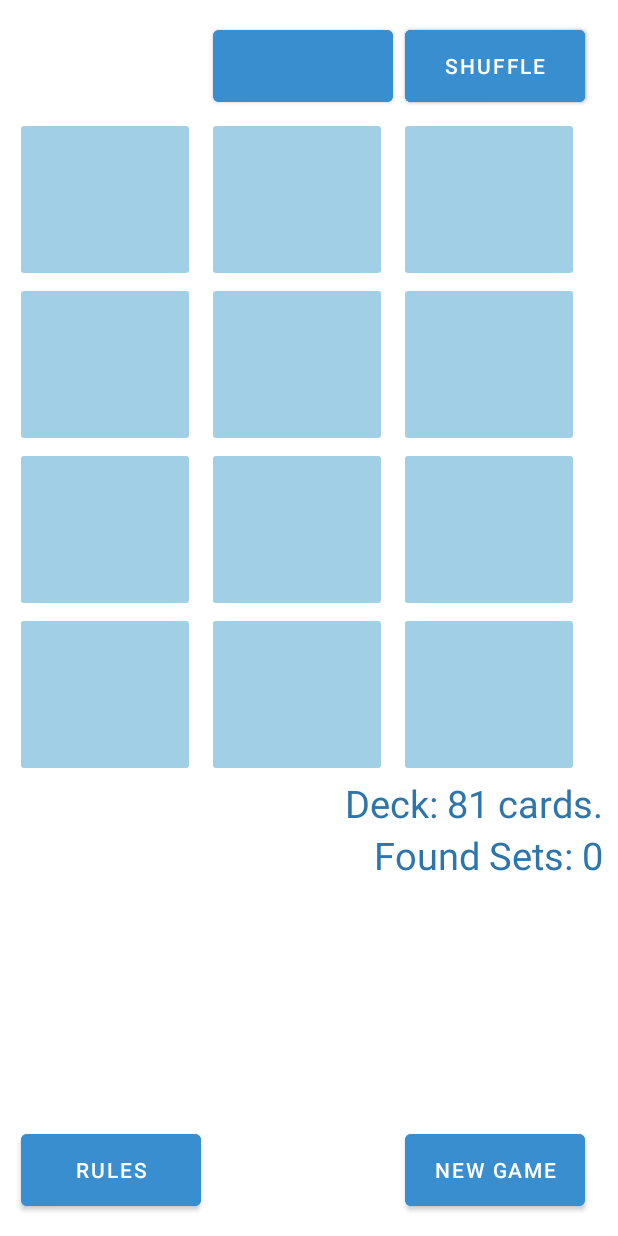
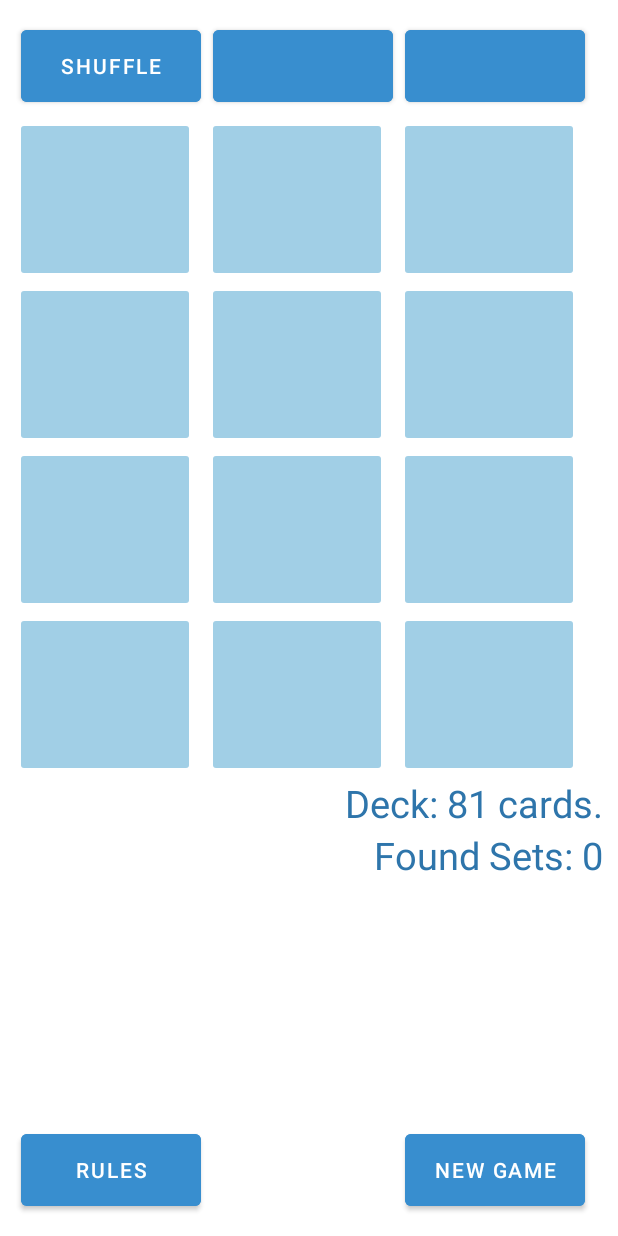
Before and after one commit to lissumi/Set, an Android app: the layout activity_game.xml on its own in the app's theme, with its tools: preview values and no code run, on a phone screen of 412 x 824 dp. Run offline under Robolectric (Android 15) with nearby library versions, the phone set to English and light mode, and no system bars.

Commit message:
added method setSizes and changed position of shuffle button

```diff
--- a/app/src/main/java/com/example/set/GameActivity.java
+++ b/app/src/main/java/com/example/set/GameActivity.java
@@ -14,6 +14,7 @@ import android.content.res.ColorStateList;
 import android.os.Bundle;
 
 import android.os.Handler;
+import android.util.DisplayMetrics;
 import android.view.View;
 import android.widget.Button;
 import android.widget.ImageButton;
@@ -44,7 +45,16 @@ public class GameActivity extends AppCompatActivity {
     protected void onCreate(Bundle savedInstanceState) {
         super.onCreate(savedInstanceState);
         setContentView(R.layout.activity_game);
+        setSizes();
         newGame();
+    }
+
+    private void setSizes() {
+        DisplayMetrics displayMetrics = new DisplayMetrics();
+        getWindowManager().getDefaultDisplay().getMetrics(displayMetrics);
+        int height = displayMetrics.heightPixels;
+        int width = displayMetrics.widthPixels;
+
     }
 
     private void newGame() {
--- a/app/src/main/res/layout/activity_game.xml
+++ b/app/src/main/res/layout/activity_game.xml
@@ -10,42 +10,42 @@
     >
 
 
-
-
     <Button
         android:id="@+id/buttonCheckSet"
         android:layout_width="120dp"
         android:layout_height="60dp"
-        android:layout_margin="4dp"
         android:layout_row="0"
         android:layout_column="1"
         android:layout_gravity="top"
+        android:layout_margin="4dp"
         android:backgroundTint="@color/buttons"
-        android:onClick="onCheckSetClick" />
+        android:onClick="onCheckSetClick"
+        tools:ignore="SpeakableTextPresentCheck" />
+
     <Button
         android:id="@+id/buttonHint"
         android:layout_width="120dp"
         android:layout_height="60dp"
-        android:layout_margin="4dp"
         android:layout_row="0"
         android:layout_column="2"
         android:layout_gravity="top"
+        android:layout_margin="4dp"
         android:backgroundTint="@color/buttons"
         android:onClick="onHintClick"
-        />
+        tools:ignore="DuplicateClickableBoundsCheck,SpeakableTextPresentCheck" />
 
     <Button
         android:id="@+id/buttonShuffle"
         android:layout_width="120dp"
         android:layout_height="60dp"
+        android:layout_row="0"
+        android:layout_column="0"
+        android:layout_gravity="top"
         android:layout_margin="4dp"
-        android:layout_row="0"
-        android:layout_column="2"
-        android:layout_gravity="top"
+        android:backgroundTint="@color/buttons"
+        android:onClick="onShuffleClick"
         android:text="@string/shuffle"
-        android:backgroundTint="@color/buttons"
-        android:onClick="onShuffleClick"/>
-
+        tools:ignore="TextContrastCheck" />
 
 
     <ImageButton
@@ -54,44 +54,50 @@
         android:layout_height="110dp"
         android:layout_row="1"
         android:layout_column="0"
+        android:layout_gravity="top"
+        android:backgroundTint="@color/ImageButtonShadow"
         android:contentDescription="@null"
-        android:layout_gravity="top"
+        android:onClick="onImageButton1Click"
         android:scaleType="fitXY"
-        android:onClick="onImageButton1Click"
-        android:backgroundTint="@color/ImageButtonShadow"
-        />
+        tools:ignore="ImageContrastCheck,SpeakableTextPresentCheck" />
+
     <ImageButton
         android:id="@+id/imageButton2"
         android:layout_width="120dp"
         android:layout_height="110dp"
         android:layout_row="1"
         android:layout_column="1"
+        android:layout_gravity="top"
+        android:backgroundTint="@color/ImageButtonShadow"
+        android:contentDescription="@null"
+        android:onClick="onImageButton2Click"
         android:scaleType="fitXY"
-        android:contentDescription="@null"
-        android:layout_gravity="top"
-        android:onClick="onImageButton2Click"
-        android:backgroundTint="@color/ImageButtonShadow"/>
+        tools:ignore="ImageContrastCheck,SpeakableTextPresentCheck" />
+
     <ImageButton
         android:id="@+id/imageButton3"
         android:layout_width="120dp"
         android:layout_height="110dp"
         android:layout_row="1"
         android:layout_column="2"
+        android:layout_gravity="top"
+        android:backgroundTint="@color/ImageButtonShadow"
+        android:contentDescription="@null"
+        android:onClick="onImageButton3Click"
         android:scaleType="fitXY"
-        android:contentDescription="@null"
-        android:layout_gravity="top"
-        android:onClick="onImageButton3Click"
-        android:backgroundTint="@color/ImageButtonShadow"/>
+        tools:ignore="ImageContrastCheck,SpeakableTextPresentCheck" />
+
     <ImageButton
         android:id="@+id/imageButton4"
         android:layout_width="120dp"
         android:layout_height="110dp"
         android:layout_row="2"
         android:layout_column="0"
-        android:scaleType="fitXY"
+        android:backgroundTint="@color/ImageButtonShadow"
         android:contentDescription="@null"
         android:onClick="onImageButton4Click"
-        android:backgroundTint="@color/ImageButtonShadow"/>
+        android:scaleType="fitXY"
+        tools:ignore="SpeakableTextPresentCheck,ImageContrastCheck" />
 
     <ImageButton
         android:id="@+id/imageButton5"
@@ -99,41 +105,48 @@
         android:layout_height="110dp"
         android:layout_row="2"
         android:layout_column="1"
+        android:layout_gravity="top"
+        android:backgroundTint="@color/ImageButtonShadow"
+        android:contentDescription="@null"
+        android:onClick="onImageButton5Click"
         android:scaleType="fitXY"
-        android:contentDescription="@null"
-        android:layout_gravity="top"
-        android:onClick="onImageButton5Click"
-        android:backgroundTint="@color/ImageButtonShadow"/>
+        tools:ignore="SpeakableTextPresentCheck,ImageContrastCheck" />
+
     <ImageButton
         android:id="@+id/imageButton6"
         android:layout_width="120dp"
         android:layout_height="110dp"
         android:layout_row="2"
         android:layout_column="2"
-        android:scaleType="fitXY"
+        android:backgroundTint="@color/ImageButtonShadow"
         android:contentDescription="@null"
         android:onClick="onImageButton6Click"
-        android:backgroundTint="@color/ImageButtonShadow"/>
+        android:scaleType="fitXY"
+        tools:ignore="ImageContrastCheck,SpeakableTextPresentCheck" />
+
     <ImageButton
         android:id="@+id/imageButton7"
         android:layout_width="120dp"
         android:layout_height="110dp"
         android:layout_row="3"
         android:layout_column="0"
-        android:scaleType="fitXY"
+        android:backgroundTint="@color/ImageButtonShadow"
         android:contentDescription="@null"
         android:onClick="onImageButton7Click"
-        android:backgroundTint="@color/ImageButtonShadow"/>
+        android:scaleType="fitXY"
+        tools:ignore="ImageContrastCheck,SpeakableTextPresentCheck" />
+
     <ImageButton
         android:id="@+id/imageButton8"
         android:layout_width="120dp"
         android:layout_height="110dp"
         android:layout_row="3"
         android:layout_column="1"
-        android:scaleType="fitXY"
+        android:backgroundTint="@color/ImageButtonShadow"
         android:contentDescription="@null"
         android:onClick="onImageButton8Click"
-        android:backgroundTint="@color/ImageButtonShadow"/>
+        android:scaleType="fitXY"
+        tools:ignore="SpeakableTextPresentCheck,ImageContrastCheck" />
 
     <ImageButton
         android:id="@+id/imageButton9"
@@ -141,40 +154,47 @@
         android:layout_height="110dp"
         android:layout_row="3"
         android:layout_column="2"
-        android:scaleType="fitXY"
+        android:backgroundTint="@color/ImageButtonShadow"
         android:contentDescription="@null"
         android:onClick="onImageButton9Click"
-        android:backgroundTint="@color/ImageButtonShadow"/>
+        android:scaleType="fitXY"
+        tools:ignore="SpeakableTextPresentCheck,ImageContrastCheck" />
+
     <ImageButton
         android:id="@+id/imageButton10"
         android:layout_width="120dp"
         android:layout_height="110dp"
         android:layout_row="4"
         android:layout_column="0"
-        android:scaleType="fitXY"
+        android:backgroundTint="@color/ImageButtonShadow"
         android:contentDescription="@null"
         android:onClick="onImageButton10Click"
-        android:backgroundTint="@color/ImageButtonShadow"/>
+        android:scaleType="fitXY"
+        tools:ignore="ImageContrastCheck,SpeakableTextPresentCheck" />
+
     <ImageButton
         android:id="@+id/imageButton11"
         android:layout_width="120dp"
         android:layout_height="110dp"
         android:layout_row="4"
         android:layout_column="1"
-        android:scaleType="fitXY"
+        android:backgroundTint="@color/ImageButtonShadow"
         android:contentDescription="@null"
         android:onClick="onImageButton11Click"
-        android:backgroundTint="@color/ImageButtonShadow"/>
+        android:scaleType="fitXY"
+        tools:ignore="ImageContrastCheck,SpeakableTextPresentCheck" />
+
     <ImageButton
         android:id="@+id/imageButton12"
         android:layout_width="120dp"
         android:layout_height="110dp"
         android:layout_row="4"
         android:layout_column="2"
-        android:scaleType="fitXY"
+        android:backgroundTint="@color/ImageButtonShadow"
         android:contentDescription="@null"
         android:onClick="onImageButton12Click"
-        android:backgroundTint="@color/ImageButtonShadow"/>
+        android:scaleType="fitXY"
+        tools:ignore="SpeakableTextPresentCheck,ImageContrastCheck" />
 
     <TextView
         android:id="@+id/textViewDeck"
@@ -203,24 +223,27 @@
         android:id="@+id/buttonRules"
         android:layout_width="120dp"
         android:layout_height="60dp"
-        android:layout_margin="4dp"
         android:layout_row="8"
         android:layout_column="0"
         android:layout_gravity="bottom"
+        android:layout_margin="4dp"
+        android:backgroundTint="@color/buttons"
+        android:onClick="onRulesClick"
         android:text="@string/rules"
-        android:backgroundTint="@color/buttons"
-        android:onClick="onRulesClick"/>
+        tools:ignore="TextContrastCheck" />
+
     <Button
         android:id="@+id/buttonNewGame"
         android:layout_width="120dp"
         android:layout_height="60dp"
-        android:layout_margin="4dp"
         android:layout_row="8"
         android:layout_column="2"
         android:layout_gravity="bottom"
+        android:layout_margin="4dp"
+        android:backgroundTint="@color/buttons"
+        android:onClick="NewGameClickGameActivity"
         android:text="@string/new_game"
-        android:onClick="NewGameClickGameActivity"
-        android:backgroundTint="@color/buttons"/>
+        tools:ignore="TextContrastCheck" />
 
 
 </GridLayout>
--- a/build.gradle
+++ b/build.gradle
@@ -1,5 +1,5 @@
 // Top-level build file where you can add configuration options common to all sub-projects/modules.
 plugins {
-    id 'com.android.application' version '7.3.1' apply false
-    id 'com.android.library' version '7.3.1' apply false
+    id 'com.android.application' version '7.4.1' apply false
+    id 'com.android.library' version '7.4.1' apply false
 }
```
Also changed, not shown: gradle/wrapper/gradle-wrapper.properties.
